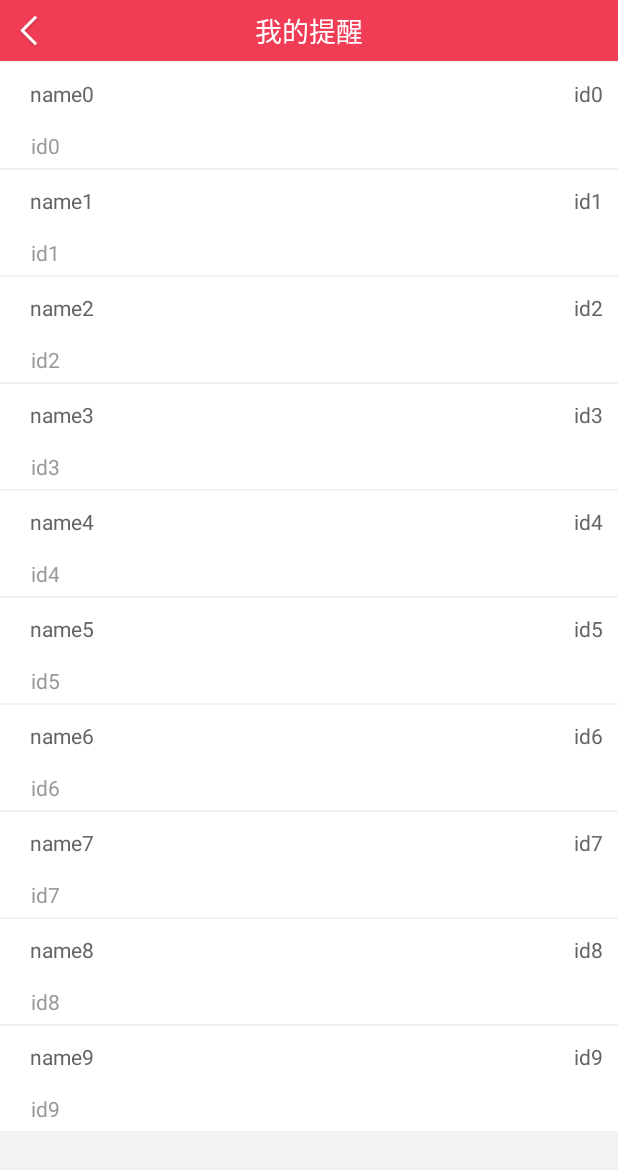
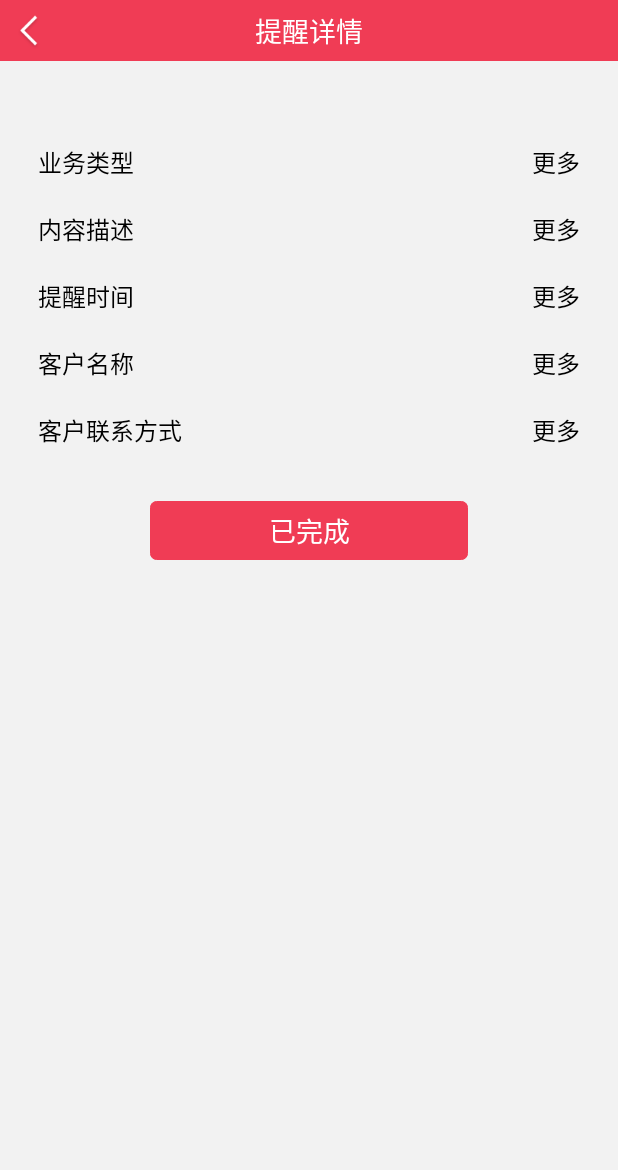
Before and after one commit to xiguofeng/Crm, an Android app: the AppointmentActivity screen opened directly, with no data from a screen before it, after a tap on an icon or button, on a phone screen of 412 x 824 dp. Shown: the top 1170 px of the screen. Run offline under Robolectric (Android 15) with nearby library versions, the phone set to English and light mode, and no system bars; our stand-ins replace CircleImageView; 1 statement that could not run was skipped.

Commit message:
add:Appointmentdetail

```diff
--- a/crm/src/main/AndroidManifest.xml
+++ b/crm/src/main/AndroidManifest.xml
@@ -39,6 +39,12 @@
             android:screenOrientation="portrait" >
         </activity>
         <activity
+            android:name="com.ogg.crm.ui.activity.AppointmentDetailActivity"
+            android:configChanges="orientation|keyboardHidden"
+            android:launchMode="singleTop"
+            android:screenOrientation="portrait" >
+        </activity>
+        <activity
             android:name="com.ogg.crm.ui.activity.LoginActivity"
             android:configChanges="orientation|keyboardHidden"
             android:launchMode="singleTop"
--- a/crm/src/main/java/com/ogg/crm/ui/activity/AppointmentActivity.java
+++ b/crm/src/main/java/com/ogg/crm/ui/activity/AppointmentActivity.java
@@ -2,6 +2,7 @@ package com.ogg.crm.ui.activity;
 
 import android.app.Activity;
 import android.content.Context;
+import android.content.Intent;
 import android.os.Bundle;
 import android.view.View;
 import android.view.View.OnClickListener;
@@ -101,14 +102,13 @@ public class AppointmentActivity extends Activity implements OnClickListener,
             public void onItemClick(AdapterView<?> parent, View view,
                                     int position, long id) {
                 if (position > 0) {
-                    // Intent intent = new Intent(GoodsListActivity.this,
-                    // GoodsDetailActivity.class);
-                    // intent.setAction(GoodsDetailActivity.ORIGIN_FROM_CATE_ACTION);
-                    // Bundle bundle = new Bundle();
-                    // bundle.putSerializable(GoodsDetailActivity.GOODS_ID_KEY,
-                    // mGoodsList.get(position - 1).getId());
-                    // intent.putExtras(bundle);
-                    // startActivity(intent);
+                    Intent intent = new Intent(AppointmentActivity.this,
+                            AppointmentDetailActivity.class);
+                    Bundle bundle = new Bundle();
+                    bundle.putSerializable(AppointmentDetailActivity.APPOINTMENTKEY,
+                            mAppointmentList.get(position - 1).getId());
+                    intent.putExtras(bundle);
+                    startActivity(intent);
                 }
 
             }
--- /dev/null
+++ b/crm/src/main/java/com/ogg/crm/ui/activity/AppointmentDetailActivity.java
@@ -0,0 +1,78 @@
+package com.ogg.crm.ui.activity;
+
+import android.app.Activity;
+import android.content.Context;
+import android.os.Bundle;
+import android.view.View;
+import android.view.View.OnClickListener;
+import android.widget.ImageView;
+import android.widget.TextView;
+
+import com.ogg.crm.R;
+import com.ogg.crm.ui.view.CustomProgressDialog;
+import com.ogg.crm.utils.ActivitiyInfoManager;
+
+public class AppointmentDetailActivity extends Activity implements OnClickListener {
+
+    public static final String APPOINTMENTKEY = "appointment_key";
+
+    private Context mContext;
+
+    private ImageView mBackIv;
+
+    private TextView mBusinessTypeTv;
+    private TextView mContentDescriptionTv;
+    private TextView mAppointmentTimeTv;
+    private TextView mCustomerNameTv;
+    private TextView mCustomerPhoneTv;
+
+
+    private CustomProgressDialog mProgressDialog;
+
+    @Override
+    protected void onCreate(Bundle savedInstanceState) {
+        super.onCreate(savedInstanceState);
+        setContentView(R.layout.appointment_detail);
+        mContext = AppointmentDetailActivity.this;
+        if (!ActivitiyInfoManager.activitityMap
+                .containsKey(ActivitiyInfoManager
+                        .getCurrentActivityName(mContext))) {
+            ActivitiyInfoManager.activitityMap
+                    .put(ActivitiyInfoManager.getCurrentActivityName(mContext),
+                            this);
+        }
+        initView();
+        initData();
+
+    }
+
+    private void initView() {
+        mBackIv = (ImageView) findViewById(R.id.appointment_list_back_iv);
+        mBackIv.setOnClickListener(this);
+
+        mBusinessTypeTv = (TextView) findViewById(R.id.appointment_detail_complete_btn);
+        mContentDescriptionTv = (TextView) findViewById(R.id.appointment_detail_complete_btn);
+        mAppointmentTimeTv = (TextView) findViewById(R.id.appointment_detail_complete_btn);
+        mCustomerNameTv = (TextView) findViewById(R.id.appointment_detail_complete_btn);
+        mCustomerPhoneTv = (TextView) findViewById(R.id.appointment_detail_complete_btn);
+    }
+
+    private void initData() {
+        mProgressDialog = new CustomProgressDialog(mContext);
+        mProgressDialog.show();
+    }
+
+    @Override
+    public void onClick(View v) {
+        switch (v.getId()) {
+            case R.id.appointment_list_filter_tv: {
+
+                break;
+            }
+
+            default: {
+                break;
+            }
+        }
+    }
+}
--- /dev/null
+++ b/crm/src/main/res/layout/appointment_detail.xml
@@ -0,0 +1,195 @@
+<?xml version="1.0" encoding="utf-8"?>
+<LinearLayout xmlns:android="http://schemas.android.com/apk/res/android"
+              xmlns:tools="http://schemas.android.com/tools"
+              android:layout_width="match_parent"
+              android:layout_height="match_parent"
+              android:background="@color/gray_bg"
+              android:orientation="vertical">
+
+    <RelativeLayout
+        android:layout_width="match_parent"
+        android:layout_height="wrap_content"
+        android:background="@color/red_title_bg"
+        android:orientation="horizontal"
+        android:padding="5dip">
+
+        <ImageView
+            android:id="@+id/appointment_list_back_iv"
+            android:layout_width="wrap_content"
+            android:layout_height="wrap_content"
+            android:layout_alignParentLeft="true"
+            android:layout_centerVertical="true"
+            android:scaleType="centerCrop"
+            android:src="@drawable/back_selector"/>
+
+        <TextView
+            android:layout_width="wrap_content"
+            android:layout_height="wrap_content"
+            android:layout_centerInParent="true"
+            android:text="@string/appointment_detail"
+            android:textColor="@color/white"
+            android:textSize="@dimen/medium_text_size"/>
+    </RelativeLayout>
+
+    <RelativeLayout
+        android:layout_width="match_parent"
+        android:layout_height="wrap_content"
+        android:layout_marginLeft="20dip"
+        android:layout_marginTop="50dip"
+        android:layout_marginRight="20dip"
+        android:orientation="horizontal">
+
+        <TextView
+            android:layout_width="wrap_content"
+            android:layout_height="wrap_content"
+            android:layout_alignParentLeft="true"
+            android:padding="5dp"
+            android:text="@string/business_type"
+            android:textColor="@color/black"
+            android:textSize="@dimen/middle_text_size"/>
+
+        <TextView
+            android:id="@+id/appointment_detail_business_type_tv"
+            android:layout_width="wrap_content"
+            android:layout_height="wrap_content"
+            android:layout_alignParentRight="true"
+            android:layout_centerVertical="true"
+            android:padding="5dp"
+            android:text="@string/more"
+            android:textColor="@color/black"
+            android:textSize="@dimen/middle_text_size"/>
+    </RelativeLayout>
+
+    <RelativeLayout
+        android:layout_width="match_parent"
+        android:layout_height="wrap_content"
+        android:layout_marginTop="10dip"
+        android:layout_marginLeft="20dip"
+        android:layout_marginRight="20dip"
+        android:orientation="horizontal">
+
+        <TextView
+            android:layout_width="wrap_content"
+            android:layout_height="wrap_content"
+            android:layout_alignParentLeft="true"
+            android:padding="5dp"
+            android:text="@string/content_description"
+            android:textColor="@color/black"
+            android:textSize="@dimen/middle_text_size"/>
+
+        <TextView
+            android:id="@+id/appointment_detail_content_description_tv"
+            android:layout_width="wrap_content"
+            android:layout_height="wrap_content"
+            android:layout_alignParentRight="true"
+            android:layout_centerVertical="true"
+            android:padding="5dp"
+            android:text="@string/more"
+            android:textColor="@color/black"
+            android:textSize="@dimen/middle_text_size"/>
+    </RelativeLayout>
+
+    <RelativeLayout
+        android:layout_width="match_parent"
+        android:layout_height="wrap_content"
+        android:layout_marginTop="10dip"
+        android:layout_marginLeft="20dip"
+        android:layout_marginRight="20dip"
+        android:orientation="horizontal">
+
+        <TextView
+            android:layout_width="wrap_content"
+            android:layout_height="wrap_content"
+            android:layout_alignParentLeft="true"
+            android:padding="5dp"
+            android:text="@string/appointment_time"
+            android:textColor="@color/black"
+            android:textSize="@dimen/middle_text_size"/>
+
+        <TextView
+            android:id="@+id/appointment_detail_appointment_time_tv"
+            android:layout_width="wrap_content"
+            android:layout_height="wrap_content"
+            android:layout_alignParentRight="true"
+            android:layout_centerVertical="true"
+            android:padding="5dp"
+            android:text="@string/more"
+            android:textColor="@color/black"
+            android:textSize="@dimen/middle_text_size"/>
+    </RelativeLayout>
+
+    <RelativeLayout
+        android:layout_width="match_parent"
+        android:layout_height="wrap_content"
+        android:layout_marginTop="10dip"
+        android:layout_marginLeft="20dip"
+        android:layout_marginRight="20dip"
+        android:orientation="horizontal">
+
+        <TextView
+            android:layout_width="wrap_content"
+            android:layout_height="wrap_content"
+            android:layout_alignParentLeft="true"
+            android:padding="5dp"
+            android:text="@string/customer_name"
+            android:textColor="@color/black"
+            android:textSize="@dimen/middle_text_size"/>
+
+        <TextView
+            android:id="@+id/appointment_detail_customer_name_tv"
+            android:layout_width="wrap_content"
+            android:layout_height="wrap_content"
+            android:layout_alignParentRight="true"
+            android:layout_centerVertical="true"
+            android:padding="5dp"
+            android:text="@string/more"
+            android:textColor="@color/black"
+            android:textSize="@dimen/middle_text_size"/>
+    </RelativeLayout>
+
+    <RelativeLayout
+        android:layout_width="match_parent"
+        android:layout_height="wrap_content"
+        android:layout_marginTop="10dip"
+        android:layout_marginLeft="20dip"
+        android:layout_marginRight="20dip"
+        android:orientation="horizontal">
+
+        <TextView
+            android:layout_width="wrap_content"
+            android:layout_height="wrap_content"
+            android:layout_alignParentLeft="true"
+            android:padding="5dp"
+            android:text="@string/customer_phone"
+            android:textColor="@color/black"
+            android:textSize="@dimen/middle_text_size"/>
+
+        <TextView
+            android:id="@+id/appointment_detail_customer_phone_tv"
+            android:layout_width="wrap_content"
+            android:layout_height="wrap_content"
+            android:layout_alignParentRight="true"
+            android:layout_centerVertical="true"
+            android:padding="5dp"
+            android:text="@string/more"
+            android:textColor="@color/black"
+            android:textSize="@dimen/middle_text_size"/>
+    </RelativeLayout>
+
+
+    <Button
+        android:id="@+id/appointment_detail_complete_btn"
+        android:layout_width="fill_parent"
+        android:layout_height="wrap_content"
+        android:layout_marginLeft="100dip"
+        android:layout_marginRight="100dip"
+        android:layout_marginTop="30dip"
+        android:background="@drawable/corners_bg_red_all"
+        android:gravity="center"
+        android:paddingBottom="6dip"
+        android:paddingTop="6dip"
+        android:text="@string/appointment_already_complete"
+        android:textColor="@color/white"
+        android:textSize="@dimen/medium_text_size" />
+
+</LinearLayout>
--- a/crm/src/main/res/values/strings.xml
+++ b/crm/src/main/res/values/strings.xml
@@ -39,8 +39,17 @@
     <string name="confirm_submit">确认提交</string>
     <string name="activity">活动</string>
     <string name="person">个人</string>
+    <string name="main_page">首页</string>
+
+    <!-- appointment -->
     <string name="my_appointment">我的提醒</string>
-    <string name="main_page">首页</string>
+    <string name="appointment_detail">提醒详情</string>
+    <string name="appointment_already_complete">已完成</string>
+    <string name="business_type">业务类型</string>
+    <string name="content_description">内容描述</string>
+    <string name="appointment_time">提醒时间</string>
+    <string name="customer_name">客户名称</string>
+    <string name="customer_phone">客户联系方式</string>
 
     <!-- account -->
     <string name="login_emptyname_or_emptypwd">用户名或密码为空，请重新输入</string>
```
